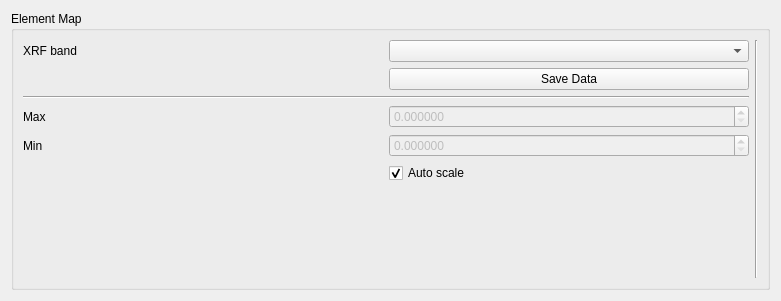
Qt form spectromicroscopy/smpgui/ui_elementsplot.ui (praxes/praxes) before a commit.
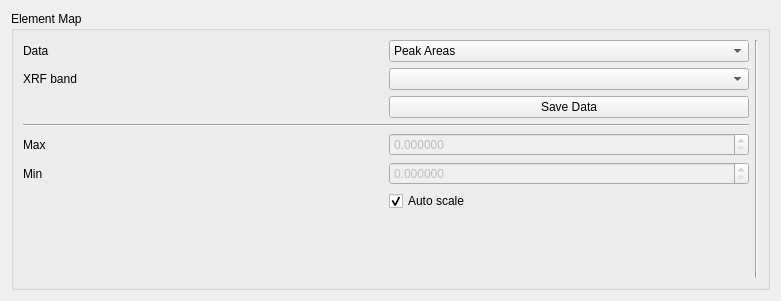
The same form after that commit.

Commit message: [svn] Added ability to calculate and display Concentrations and Error data

```diff
--- a/spectromicroscopy/smpgui/ui_elementsplot.ui
+++ b/spectromicroscopy/smpgui/ui_elementsplot.ui
@@ -30,7 +30,7 @@
      <layout class="QHBoxLayout" >
       <item>
        <layout class="QGridLayout" >
-        <item row="0" column="1" >
+        <item row="1" column="1" >
          <widget class="QComboBox" name="xrfbandComboBox" >
           <property name="minimumSize" >
            <size>
@@ -40,7 +40,7 @@
           </property>
          </widget>
         </item>
-        <item row="0" column="0" >
+        <item row="1" column="0" >
          <widget class="QLabel" name="xrfbandLabel" >
           <property name="sizePolicy" >
            <sizepolicy vsizetype="Preferred" hsizetype="Preferred" >
@@ -59,21 +59,21 @@
           </property>
          </widget>
         </item>
-        <item row="4" column="0" >
+        <item row="5" column="0" >
          <widget class="QLabel" name="maxLabel" >
           <property name="text" >
            <string>Max</string>
           </property>
          </widget>
         </item>
-        <item row="5" column="0" >
+        <item row="6" column="0" >
          <widget class="QLabel" name="minLabel" >
           <property name="text" >
            <string>Min</string>
           </property>
          </widget>
         </item>
-        <item row="5" column="1" >
+        <item row="6" column="1" >
          <widget class="QDoubleSpinBox" name="minSpinBox" >
           <property name="enabled" >
            <bool>false</bool>
@@ -86,7 +86,7 @@
           </property>
          </widget>
         </item>
-        <item row="4" column="1" >
+        <item row="5" column="1" >
          <widget class="QDoubleSpinBox" name="maxSpinBox" >
           <property name="enabled" >
            <bool>false</bool>
@@ -102,14 +102,14 @@
           </property>
          </widget>
         </item>
-        <item row="2" column="0" colspan="2" >
+        <item row="3" column="0" colspan="2" >
          <widget class="Line" name="line_3" >
           <property name="orientation" >
            <enum>Qt::Horizontal</enum>
           </property>
          </widget>
         </item>
-        <item row="1" column="1" >
+        <item row="2" column="1" >
          <widget class="QPushButton" name="saveDataPushButton" >
           <property name="enabled" >
            <bool>true</bool>
@@ -119,7 +119,7 @@
           </property>
          </widget>
         </item>
-        <item row="7" column="1" >
+        <item row="8" column="1" >
          <spacer>
           <property name="orientation" >
            <enum>Qt::Vertical</enum>
@@ -132,7 +132,7 @@
           </property>
          </spacer>
         </item>
-        <item row="6" column="1" >
+        <item row="7" column="1" >
          <widget class="QCheckBox" name="dataAutoscaleButton" >
           <property name="text" >
            <string>Auto scale</string>
@@ -142,6 +142,32 @@
           </property>
          </widget>
         </item>
+        <item row="0" column="1" >
+         <widget class="QComboBox" name="dataTypeBox" >
+          <item>
+           <property name="text" >
+            <string>Peak Areas</string>
+           </property>
+          </item>
+          <item>
+           <property name="text" >
+            <string>Concentrations</string>
+           </property>
+          </item>
+          <item>
+           <property name="text" >
+            <string>Error</string>
+           </property>
+          </item>
+         </widget>
+        </item>
+        <item row="0" column="0" >
+         <widget class="QLabel" name="label" >
+          <property name="text" >
+           <string>Data</string>
+          </property>
+         </widget>
+        </item>
        </layout>
       </item>
       <item>
```
The commit also changes 3 other files.
